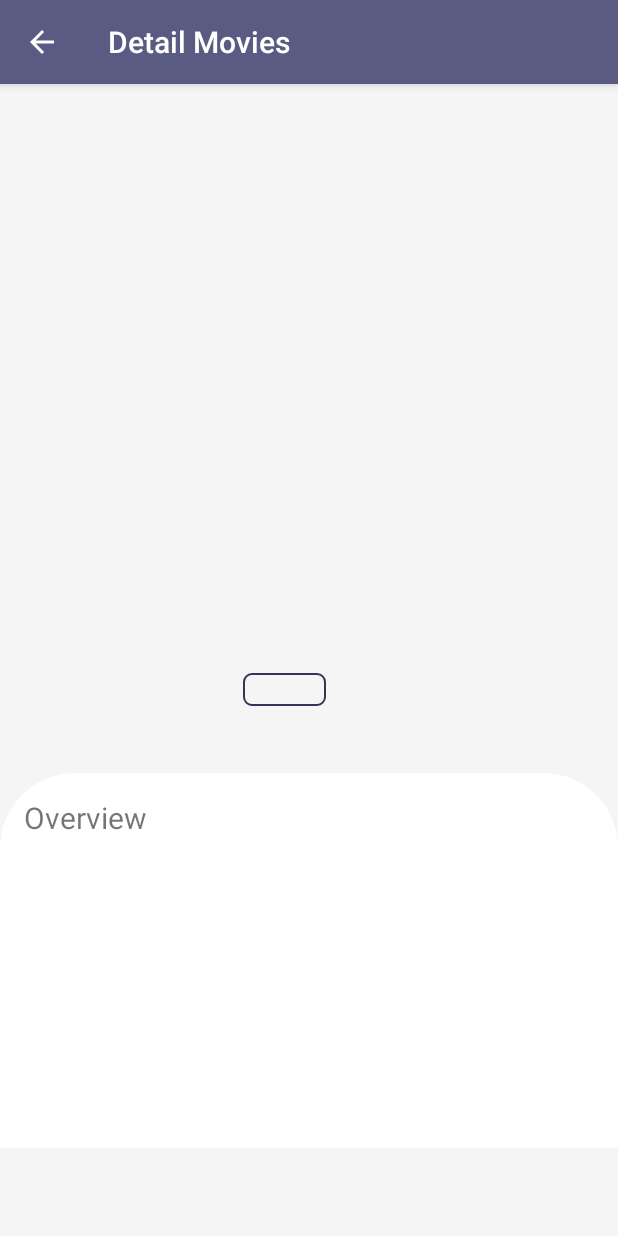
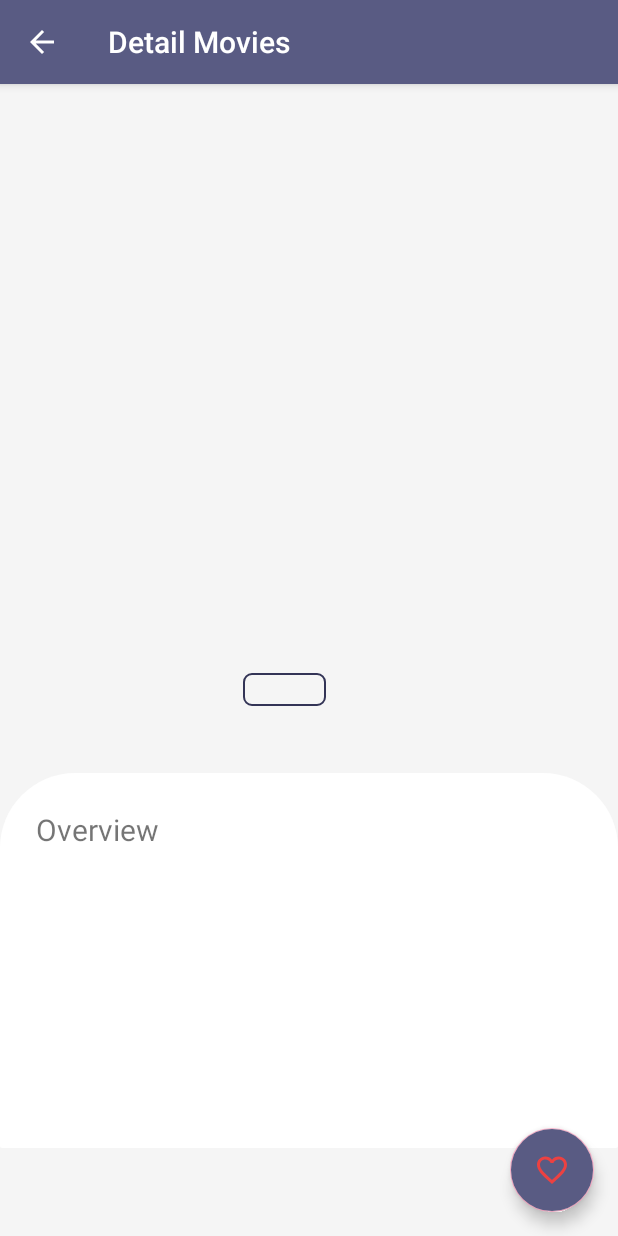
Before and after one commit to hikizan/FinalSubJetpack, an Android app: the DetailActivity screen opened directly, with no data from a screen before it, on a phone screen of 412 x 824 dp. Run offline under Robolectric (Android 15) with nearby library versions, the phone set to English and light mode, and no system bars; plain views replace ArcLayout; pictures from the network do not load.

Commit message:
Menambahkan fab favorite dan membuat viewmodel/DetailFavoriteViewModel.java, viewmodel/FavoriteViewModel.java serta viewmodel/FavoriteViewModelFactory.java

```diff
--- /dev/null
+++ b/app/src/main/res/drawable/ic_unfavorite.xml
@@ -0,0 +1,5 @@
+<vector android:height="24dp" android:tint="#EC4141"
+    android:viewportHeight="24" android:viewportWidth="24"
+    android:width="24dp" xmlns:android="http://schemas.android.com/apk/res/android">
+    <path android:fillColor="@android:color/white" android:pathData="M16.5,3c-1.74,0 -3.41,0.81 -4.5,2.09C10.91,3.81 9.24,3 7.5,3 4.42,3 2,5.42 2,8.5c0,3.78 3.4,6.86 8.55,11.54L12,21.35l1.45,-1.32C18.6,15.36 22,12.28 22,8.5 22,5.42 19.58,3 16.5,3zM12.1,18.55l-0.1,0.1 -0.1,-0.1C7.14,14.24 4,11.39 4,8.5 4,6.5 5.5,5 7.5,5c1.54,0 3.04,0.99 3.57,2.36h1.87C13.46,5.99 14.96,5 16.5,5c2,0 3.5,1.5 3.5,3.5 0,2.89 -3.14,5.74 -7.9,10.05z"/>
+</vector>
--- a/app/src/main/res/layout/activity_detail.xml
+++ b/app/src/main/res/layout/activity_detail.xml
@@ -22,6 +22,7 @@
     </com.google.android.material.appbar.AppBarLayout>
 
     <androidx.core.widget.NestedScrollView
+        android:id="@+id/ns_content"
         android:layout_width="match_parent"
         android:layout_height="match_parent"
         app:layout_behavior="@string/appbar_scrolling_view_behavior">
@@ -30,4 +31,17 @@
 
     </androidx.core.widget.NestedScrollView>
 
+    <com.google.android.material.floatingactionbutton.FloatingActionButton
+        android:id="@+id/fab_favorite"
+        android:layout_width="wrap_content"
+        android:layout_height="wrap_content"
+        android:backgroundTint="@color/colorPrimary"
+        android:layout_margin="16dp"
+        android:foregroundGravity="bottom"
+        app:fabSize="normal"
+        app:layout_anchor="@id/ns_content"
+        app:layout_anchorGravity="bottom|end"
+        app:srcCompat="@drawable/ic_unfavorite"
+        android:contentDescription="@string/button_add_or_unfavorite" />
+
 </androidx.coordinatorlayout.widget.CoordinatorLayout>
--- a/app/src/main/res/layout/content_detail.xml
+++ b/app/src/main/res/layout/content_detail.xml
@@ -129,6 +129,7 @@
                 android:layout_width="match_parent"
                 android:layout_height="wrap_content"
                 android:layout_marginTop="16sp"
+                android:padding="8dp"
                 android:text="@string/overview"
                 android:textSize="20sp" />
 
@@ -136,6 +137,7 @@
                 android:id="@+id/tv_detail_overview"
                 android:layout_width="match_parent"
                 android:layout_height="wrap_content"
+                android:padding="8dp"
                 android:layout_gravity="center_vertical|end"
                 android:layout_marginTop="4dp"
                 android:textColor="@android:color/black"
--- a/app/src/main/res/values/strings.xml
+++ b/app/src/main/res/values/strings.xml
@@ -18,5 +18,6 @@
     <!-- TODO: Remove or change this placeholder text -->
     <string name="hello_blank_fragment">Hello blank fragment</string>
     <string name="favorite">Favorite</string>
+    <string name="button_add_or_unfavorite">Button add or unfavorite</string>
 
 </resources>
```
Also changed, not shown: app/src/main/java/com/hikizan/myapplication/callback/FavoriteDiffCallback.java (added, +40 -0 lines), app/src/main/java/com/hikizan/myapplication/database/FavoriteMovie.java (+20 -1 lines), app/src/main/java/com/hikizan/myapplication/viewmodel/DetailFavoriteViewModel.java (added, +33 -0 lines), app/src/main/java/com/hikizan/myapplication/viewmodel/FavoriteViewModel.java (added, +27 -0 lines), app/src/main/java/com/hikizan/myapplication/viewmodel/FavoriteViewModelFactory.java (added, +39 -0 lines), app/src/main/res/drawable/ic_addfavorite.xml (added, +10 -0 lines).
